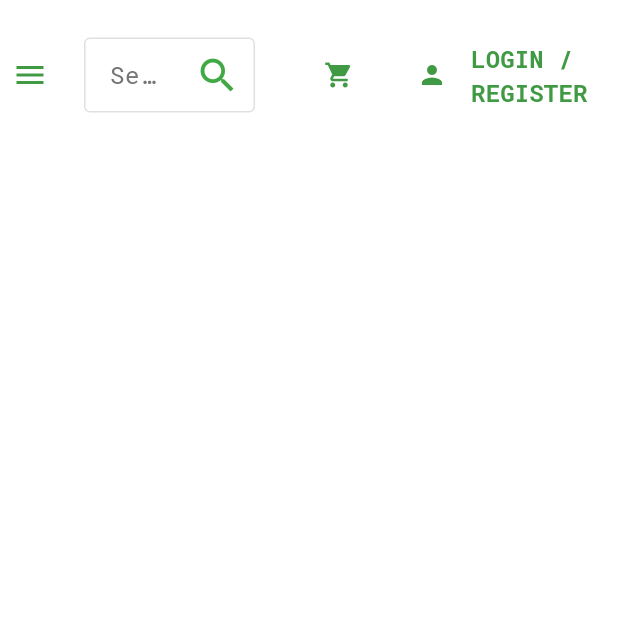
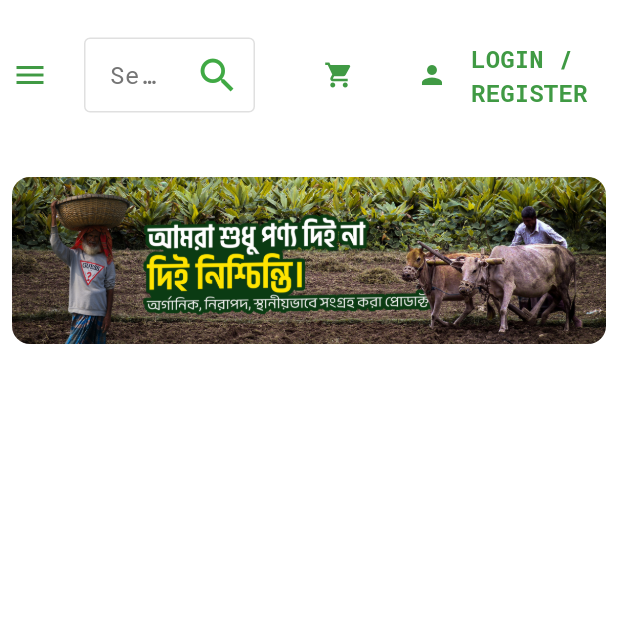
Before and after one commit to Hasib-39/Amar-Shodai, a Flutter app: the screen it shows after launch, on a phone screen of 412 x 824 dp, the top half of it. Run offline on Flutter 3.47's test engine with Material 3 defaults, Android fonts, the phone set to English and light mode, and no system bars; drawn by our look-alikes of carousel_slider; our stand-ins replace google_fonts.

Commit message:
Added the Carousel Images

```diff
--- a/lib/screens/home_screen.dart
+++ b/lib/screens/home_screen.dart
@@ -1,7 +1,9 @@
 import 'package:amar_shodai/utils/resonsive_helper.dart';
 import 'package:amar_shodai/utils/theme.dart';
+import 'package:amar_shodai/widgets/image_carousel.dart';
 import 'package:amar_shodai/widgets/search_box.dart';
 import 'package:flutter/material.dart';
+import 'package:flutter/rendering.dart';
 import 'package:google_fonts/google_fonts.dart';
 import '../widgets/category_drop_down.dart';
 
@@ -17,6 +19,13 @@ class HomeScreen extends StatelessWidget {
             mobile: _buildMobileNavbar(),
             tab: _buildTabNavbar(),
             desktop: _buildDesktopNavbar(),
+          ),
+          SizedBox(height: 10),
+          Expanded(
+            child: SingleChildScrollView(
+              scrollDirection: Axis.vertical,
+              child: ImageCarousel(),
+            ),
           ),
         ],
       ),
@@ -153,15 +162,15 @@ class HomeScreen extends StatelessWidget {
     );
   }
 
-  Container _buildMobileNavbar(){
+  Container _buildMobileNavbar() {
     return Container(
       height: 100,
       decoration: BoxDecoration(color: Colors.white),
       child: Row(
         mainAxisAlignment: MainAxisAlignment.start,
         children: [
-          SizedBox(width: 8,),
-          Icon(Icons.menu, color: lightMode.primaryColor,),
+          SizedBox(width: 8),
+          Icon(Icons.menu, color: lightMode.primaryColor),
           SizedBox(width: 8),
           Expanded(flex: 1, child: SearchBox()),
           SizedBox(width: 8),
@@ -223,6 +232,7 @@ class HomeScreen extends StatelessWidget {
       ),
     );
   }
+
   ElevatedButton _elevatedButton(bool isTablet) {
     return ElevatedButton(
       onPressed: () {},
@@ -233,14 +243,13 @@ class HomeScreen extends StatelessWidget {
         minimumSize: const Size(80, 40),
       ),
       child: Row(
-
         mainAxisSize: MainAxisSize.min,
         mainAxisAlignment: MainAxisAlignment.start,
         crossAxisAlignment: CrossAxisAlignment.center,
         children: [
           isTablet
               ? Column(
-            mainAxisSize: MainAxisSize.min,
+                  mainAxisSize: MainAxisSize.min,
                   mainAxisAlignment: MainAxisAlignment.start,
                   crossAxisAlignment: CrossAxisAlignment.center,
                   children: [
--- /dev/null
+++ b/lib/utils/constants.dart
@@ -0,0 +1,5 @@
+const List<Map<String, dynamic>> bannerList = [
+  {"id": 1, "imagePath": "assets/images/carousel1.jpg"},
+  {"id": 2, "imagePath": "assets/images/carousel2.jpg"},
+  {"id": 3, "imagePath": "assets/images/carousel3.jpg"}
+];
--- /dev/null
+++ b/lib/widgets/image_carousel.dart
@@ -0,0 +1,48 @@
+import 'package:amar_shodai/utils/constants.dart';
+import 'package:carousel_slider/carousel_slider.dart';
+import 'package:flutter/material.dart';
+
+class ImageCarousel extends StatefulWidget {
+  const ImageCarousel({super.key});
+
+  @override
+  State<ImageCarousel> createState() => _ImageCarouselState();
+}
+
+class _ImageCarouselState extends State<ImageCarousel> {
+  final CarouselSliderController carouselSliderController = CarouselSliderController();
+  int currentIndex = 0;
+  @override
+  Widget build(BuildContext context) {
+    return Padding(
+      padding: const EdgeInsets.all(8.0),
+      child: ClipRRect(
+        borderRadius: BorderRadius.circular(12), // your desired radius
+        child: CarouselSlider(
+          items: bannerList
+              .map(
+                (item) => Image.asset(
+              item['imagePath'],
+              fit: BoxFit.cover,
+              width: double.infinity,
+            ),
+          )
+              .toList(),
+          carouselController: carouselSliderController,
+          options: CarouselOptions(
+            scrollPhysics: const BouncingScrollPhysics(),
+            autoPlay: true,
+            aspectRatio: 32 / 9,
+            viewportFraction: 1,
+            onPageChanged: (index, reason) {
+              setState(() {
+                currentIndex = index;
+              });
+            },
+          ),
+        ),
+      ),
+    );
+
+  }
+}
--- a/pubspec.yaml
+++ b/pubspec.yaml
@@ -35,6 +35,7 @@ dependencies:
   # Use with the CupertinoIcons class for iOS style icons.
   cupertino_icons: ^1.0.8
   google_fonts: ^6.3.0
+  carousel_slider: ^5.1.1
 
 dev_dependencies:
   flutter_test:
```
Also changed, not shown: pubspec.lock.
